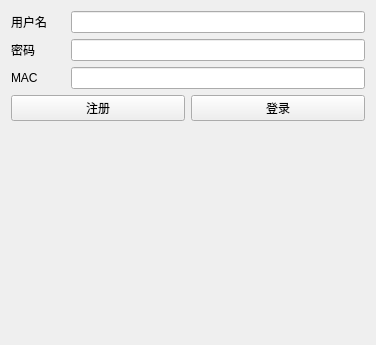
wayl39/AutoArbTrade, file AutoArb/loginwidget.ui: the form before one commit.
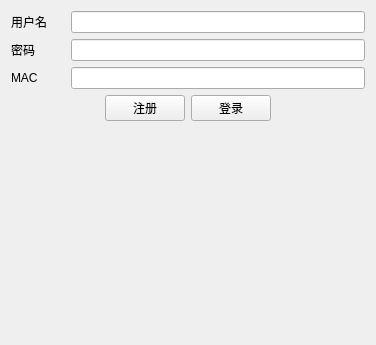
The form after the commit.

```diff
--- a/AutoArb/loginwidget.ui
+++ b/AutoArb/loginwidget.ui
@@ -102,6 +102,19 @@
    </item>
    <item>
     <layout class="QHBoxLayout" name="horizontalLayout_3">
+     <item>
+      <spacer name="horizontalSpacer">
+       <property name="orientation">
+        <enum>Qt::Horizontal</enum>
+       </property>
+       <property name="sizeHint" stdset="0">
+        <size>
+         <width>40</width>
+         <height>20</height>
+        </size>
+       </property>
+      </spacer>
+     </item>
      <item>
       <widget class="QPushButton" name="btnRegister">
        <property name="text">
@@ -116,6 +129,19 @@
        </property>
       </widget>
      </item>
+     <item>
+      <spacer name="horizontalSpacer_2">
+       <property name="orientation">
+        <enum>Qt::Horizontal</enum>
+       </property>
+       <property name="sizeHint" stdset="0">
+        <size>
+         <width>40</width>
+         <height>20</height>
+        </size>
+       </property>
+      </spacer>
+     </item>
     </layout>
    </item>
    <item>
```
